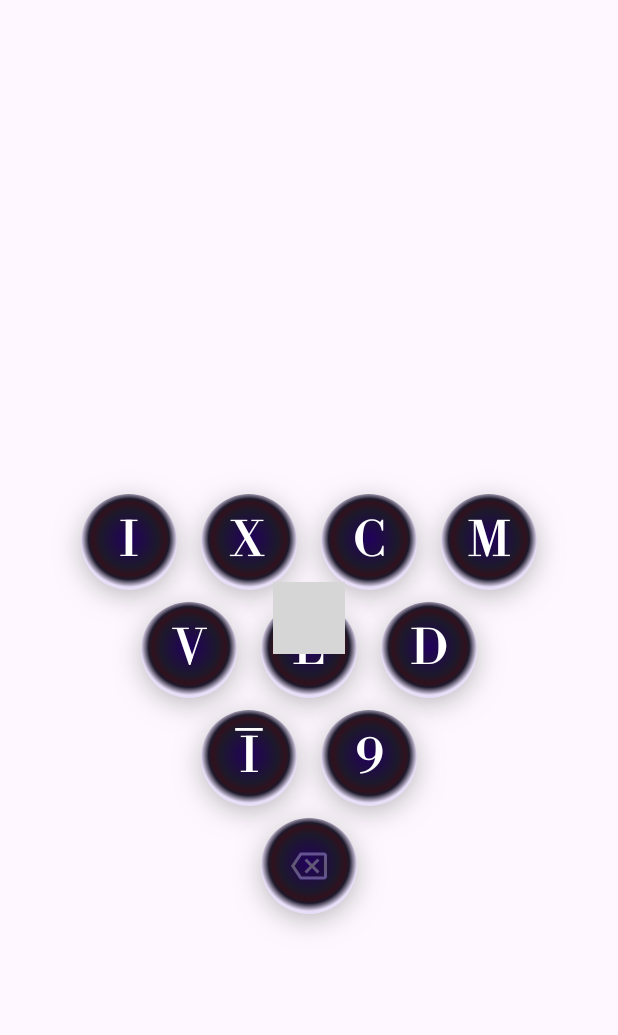
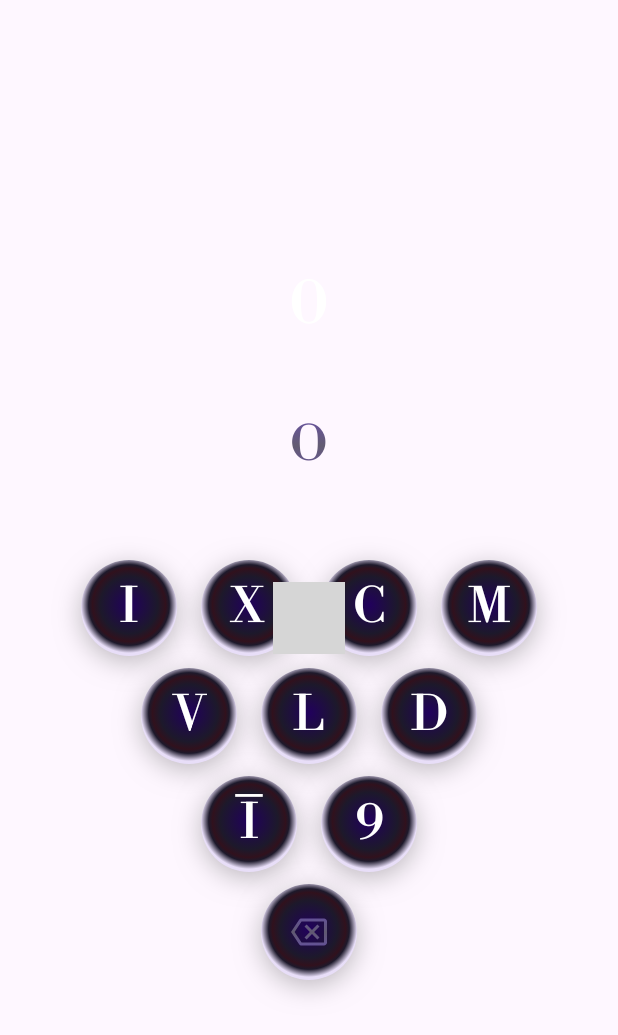
Before and after one commit to bogdan801/RomanConverter, an Android app built with Jetpack Compose: the composable ConvertScreen shown on its own in the app's theme, on a phone screen of 412 x 824 dp. Shown: the top 1035 px of the screen. Run offline under Robolectric (Android 15) with nearby library versions, the phone set to English and light mode, and no system bars; our stand-ins replace Dagger/Hilt's generated code; libraries missing offline, so code that uses them is left out: com.bogdan801.util_library; 5 statements that could not run were skipped; grey boxes are pictures that could not be loaded.

Commit message:
Refactored InputKeyboard a bit to accept two states, one for roman numbers, other for arabic ones. Made functions to convert the numbers

```diff
--- a/app/src/main/java/com/bogdan801/romanconverter/presentation/screens/convert/ConvertScreen.kt
+++ b/app/src/main/java/com/bogdan801/romanconverter/presentation/screens/convert/ConvertScreen.kt
@@ -1,9 +1,7 @@
 package com.bogdan801.romanconverter.presentation.screens.convert
 
-import androidx.compose.foundation.layout.Arrangement
 import androidx.compose.foundation.layout.Box
 import androidx.compose.foundation.layout.Column
-import androidx.compose.foundation.layout.Row
 import androidx.compose.foundation.layout.Spacer
 import androidx.compose.foundation.layout.fillMaxSize
 import androidx.compose.foundation.layout.height
@@ -11,18 +9,18 @@ import androidx.compose.material3.MaterialTheme
 import androidx.compose.material3.Text
 import androidx.compose.runtime.Composable
 import androidx.compose.runtime.getValue
-import androidx.compose.runtime.mutableStateOf
-import androidx.compose.runtime.remember
-import androidx.compose.runtime.setValue
 import androidx.compose.ui.Alignment
 import androidx.compose.ui.Modifier
-import androidx.compose.ui.graphics.Color
+import androidx.compose.ui.draw.drawWithCache
+import androidx.compose.ui.graphics.BlendMode
+import androidx.compose.ui.graphics.Brush
+import androidx.compose.ui.graphics.graphicsLayer
 import androidx.compose.ui.unit.dp
-import androidx.compose.ui.unit.sp
 import androidx.hilt.navigation.compose.hiltViewModel
 import androidx.lifecycle.compose.collectAsStateWithLifecycle
 import androidx.navigation.NavHostController
-import com.bogdan801.romanconverter.presentation.components.InputButton
+import com.bogdan801.romanconverter.data.util.convertArabicToRoman
+import com.bogdan801.romanconverter.data.util.convertRomanToArabic
 import com.bogdan801.romanconverter.presentation.components.InputKeyboard
 import com.bogdan801.romanconverter.presentation.components.InputKeyboardType
 import com.bogdan801.romanconverter.presentation.screens.home.HomeViewModel
@@ -34,28 +32,59 @@ fun ConvertScreen(
     homeViewModel: HomeViewModel
 ) {
     val screenState by viewModel.screenState.collectAsStateWithLifecycle()
-
     Box(
         modifier = Modifier.fillMaxSize(),
         contentAlignment = Alignment.Center
     ){
         Column(horizontalAlignment = Alignment.CenterHorizontally) {
-            var value by remember { mutableStateOf("") }
-            var type by remember { mutableStateOf(InputKeyboardType.Roman) }
             Text(
-                text = value,
+                text = screenState.arabicValue.ifBlank { "0" },
                 style = MaterialTheme.typography.displayLarge,
+                color = MaterialTheme.colorScheme.onTertiary
+            )
+            Spacer(modifier = Modifier.height(48.dp))
+
+            val primary = MaterialTheme.colorScheme.primary
+            val secondary = MaterialTheme.colorScheme.secondary
+            Text(
+                modifier = Modifier
+                    .graphicsLayer(alpha = 0.99f)
+                    .drawWithCache {
+                        onDrawWithContent {
+                            drawContent()
+                            drawRect(
+                                brush = Brush.verticalGradient(
+                                    colors = listOf(
+                                        primary, secondary, primary
+                                    )
+                                ),
+                                blendMode = BlendMode.SrcAtop
+                            )
+                        }
+                    },
+                text = screenState.romanValue.ifBlank { "O" },
+                style = MaterialTheme.typography.displaySmall,
                 color = MaterialTheme.colorScheme.primary
             )
             Spacer(modifier = Modifier.height(48.dp))
             InputKeyboard(
-                value = value,
-                type = type,
-                onValueChange = {
-                    value = it
+                romanValue = screenState.romanValue,
+                onRomanValueChange = {
+                    viewModel.setRomanValue(it)
+                    viewModel.setArabicValue(convertRomanToArabic(it))
                 },
+                arabicValue = screenState.arabicValue,
+                onArabicValueChange = {
+                    viewModel.setArabicValue(it)
+                    viewModel.setRomanValue(convertArabicToRoman(it))
+                },
+                type = screenState.type,
                 onTypeChange = {
-                    type = it
+                    viewModel.setKeyboardType(it)
+                },
+                onClear = {
+                    viewModel.setRomanValue("")
+                    viewModel.setArabicValue("")
                 }
             )
         }
--- a/app/src/main/java/com/bogdan801/romanconverter/presentation/screens/convert/ConvertScreenState.kt
+++ b/app/src/main/java/com/bogdan801/romanconverter/presentation/screens/convert/ConvertScreenState.kt
@@ -1,5 +1,10 @@
 package com.bogdan801.romanconverter.presentation.screens.convert
+
+import com.bogdan801.romanconverter.presentation.components.InputKeyboardType
 
 data class ConvertScreenState(
     val someValue: String = "convert",
+    val romanValue: String = "",
+    val arabicValue: String = "",
+    val type: InputKeyboardType = InputKeyboardType.Roman
 )
```
Also changed, not shown: app/src/main/java/com/bogdan801/romanconverter/data/util/ConvertNumbers.kt (added, +134 -0 lines), app/src/main/java/com/bogdan801/romanconverter/presentation/components/InputKeyboard.kt (+17 -18 lines), app/src/main/java/com/bogdan801/romanconverter/presentation/screens/convert/ConvertViewModel.kt (+18 -2 lines).
